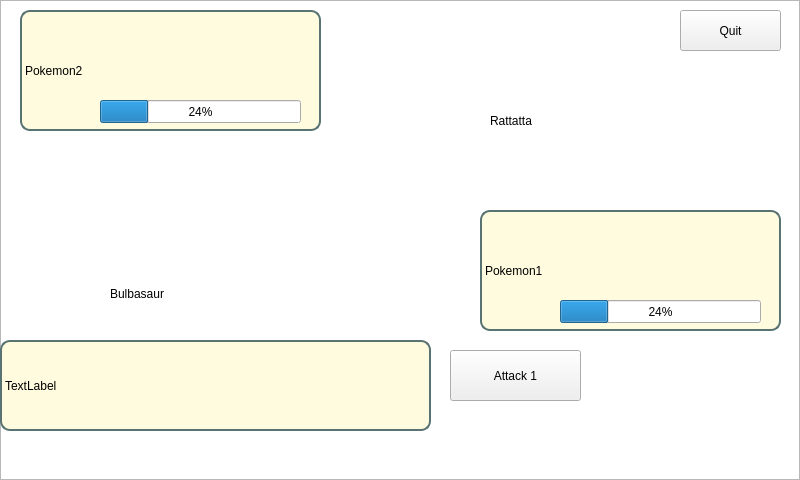
Qt form Dev/KriticalHit_App/simulationmenu.ui (PaulNowak36/Kritical-Hit) before a commit.
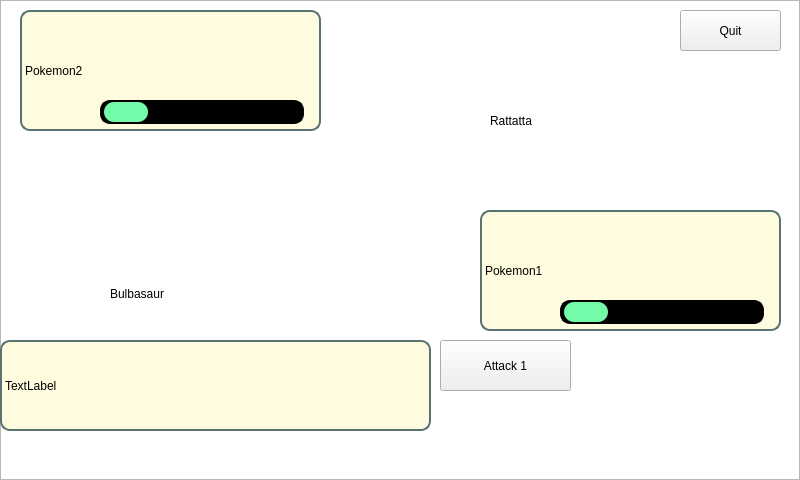
The same form after that commit. Icons and pictures are not drawn.

```diff
--- a/Dev/KriticalHit_App/simulationmenu.ui
+++ b/Dev/KriticalHit_App/simulationmenu.ui
@@ -25,8 +25,35 @@
 QLabel#playerSprite, QLabel#opponentSprite {
 	background: transparent;
 	border:none;
+}
 
-}</string>
+QPushButton.templateButton {
+    font: 10pt &quot;Press Start 2P&quot;;	
+    color: rgb(255, 255, 255);
+    background-color: orange; 
+    border: 2px solid #000000;
+    border-radius: 10px;
+}
+
+QProgressBar {
+	background-color: black;
+    border: 2px solid black;
+    border-radius: 10px;
+	text-align: center;
+    color: transparent;
+	min-width: 200px;
+    max-width: 200px;
+	min-height: 20px;
+    max-height: 20px;
+}
+
+QProgressBar::chunk {
+    background-color: #73fbaa;
+	 border-radius: 10px;
+    margin-left: 2px;    
+	margin-right: 2px;
+}
+</string>
   </property>
   <widget class="QLabel" name="statusLabel">
    <property name="geometry">
@@ -90,8 +117,8 @@
   <widget class="QPushButton" name="attackButton_1">
    <property name="geometry">
     <rect>
-     <x>450</x>
-     <y>350</y>
+     <x>440</x>
+     <y>340</y>
      <width>131</width>
      <height>51</height>
     </rect>
@@ -175,8 +202,8 @@
     <rect>
      <x>100</x>
      <y>100</y>
-     <width>201</width>
-     <height>23</height>
+     <width>204</width>
+     <height>24</height>
     </rect>
    </property>
    <property name="value">
@@ -188,8 +215,8 @@
     <rect>
      <x>560</x>
      <y>300</y>
-     <width>201</width>
-     <height>23</height>
+     <width>204</width>
+     <height>24</height>
     </rect>
    </property>
    <property name="value">
```
